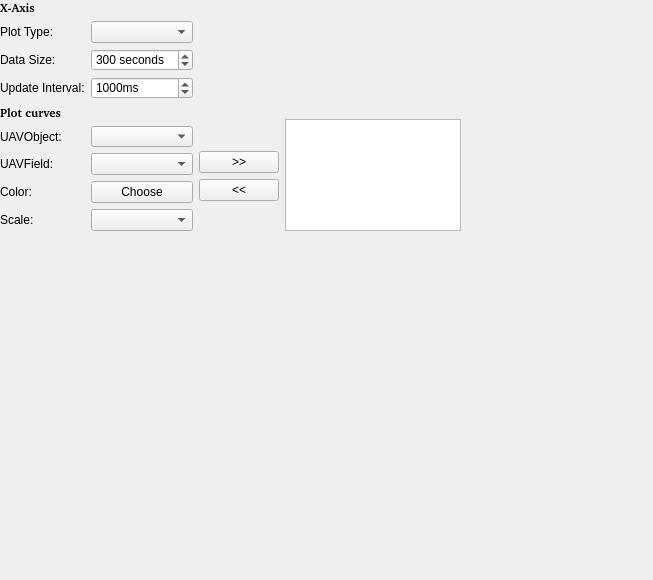
Old version of the form ground/src/plugins/scope/scopegadgetoptionspage.ui in the repository openpilot/OpenPilot.
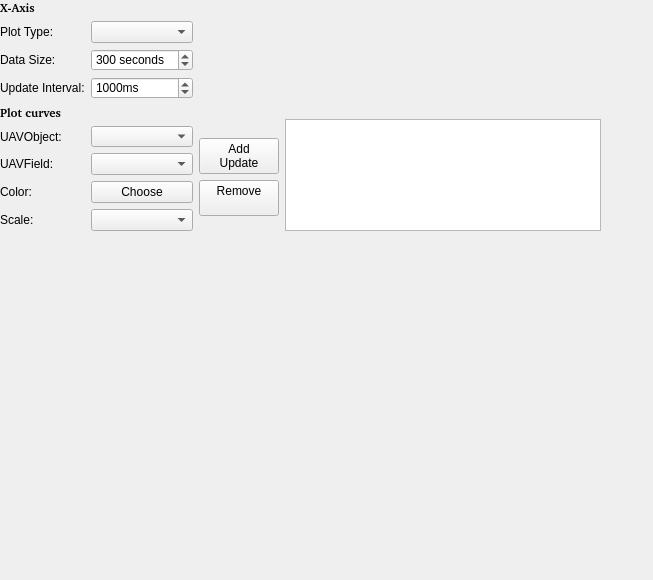
New version of the form.

Commit message: OP-42 GCS/Scope: Changed options panel behaviour. An existing curve can now be updated, and does not need to be duplicated and removed anymore

```diff
--- a/ground/src/plugins/scope/scopegadgetoptionspage.ui
+++ b/ground/src/plugins/scope/scopegadgetoptionspage.ui
@@ -18,8 +18,8 @@
     <rect>
      <x>0</x>
      <y>0</y>
-     <width>601</width>
-     <height>341</height>
+     <width>611</width>
+     <height>241</height>
     </rect>
    </property>
    <widget class="QWidget" name="horizontalLayoutWidget">
@@ -27,7 +27,7 @@
      <rect>
       <x>0</x>
       <y>0</y>
-      <width>461</width>
+      <width>601</width>
       <height>231</height>
      </rect>
     </property>
@@ -190,7 +190,7 @@
          <property name="sizeHint" stdset="0">
           <size>
            <width>20</width>
-           <height>80</height>
+           <height>100</height>
           </size>
          </property>
         </spacer>
@@ -198,14 +198,16 @@
        <item>
         <widget class="QPushButton" name="btnAddCurve">
          <property name="text">
-          <string>&gt;&gt;</string>
+          <string>Add
+Update</string>
          </property>
         </widget>
        </item>
        <item>
         <widget class="QPushButton" name="btnRemoveCurve">
          <property name="text">
-          <string>&lt;&lt;</string>
+          <string>Remove
+</string>
          </property>
         </widget>
        </item>
@@ -220,7 +222,7 @@
          <property name="sizeHint" stdset="0">
           <size>
            <width>20</width>
-           <height>30</height>
+           <height>15</height>
           </size>
          </property>
         </spacer>
```
Left out of the diff: 6 changed lines with no effect on the pictures. The commit also changes 3 other files.
